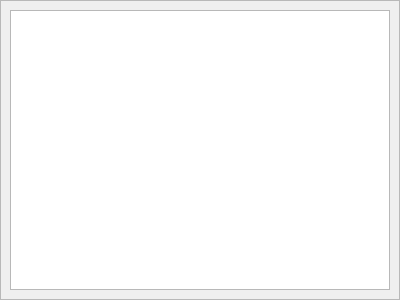
The window that ui/LogForm.ui (dmzdev/seademo) describes before a commit, drawn with Qt 5.
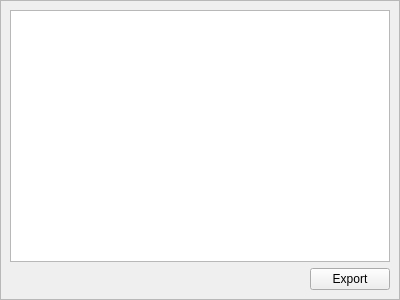
The same window after the commit.

Commit message: added a way to export data set to csv file. fixed qwebkit not being included in the installer.

What changed in the file:
```diff
--- a/ui/LogForm.ui
+++ b/ui/LogForm.ui
@@ -45,6 +45,30 @@
         </property>
        </widget>
       </item>
+      <item>
+       <layout class="QHBoxLayout" name="horizontalLayout">
+        <item>
+         <spacer name="horizontalSpacer">
+          <property name="orientation">
+           <enum>Qt::Horizontal</enum>
+          </property>
+          <property name="sizeHint" stdset="0">
+           <size>
+            <width>40</width>
+            <height>20</height>
+           </size>
+          </property>
+         </spacer>
+        </item>
+        <item>
+         <widget class="QPushButton" name="exportButton">
+          <property name="text">
+           <string>Export</string>
+          </property>
+         </widget>
+        </item>
+       </layout>
+      </item>
      </layout>
     </widget>
    </item>
```
The commit also changes 11 other files.
